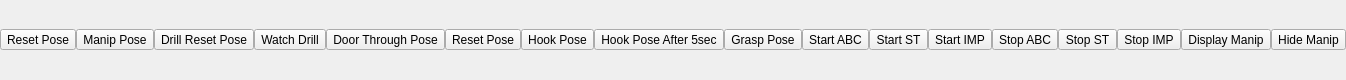
First picture: the form in jsk_2015_06_hrp_drc/drc_task_common/config/drc_teleop_interface.ui, repository jsk-ros-pkg/jsk_demos, before the edit.
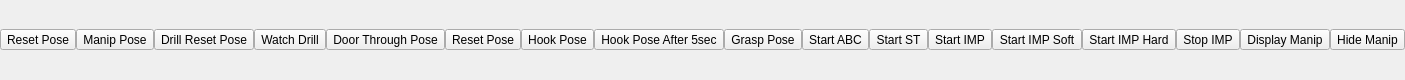
Second picture: the form after the edit.

Commit message: remove stop abc/st button and start impedance soft/hard button to rviz

```diff
--- a/jsk_2015_06_hrp_drc/drc_task_common/config/drc_teleop_interface.ui
+++ b/jsk_2015_06_hrp_drc/drc_task_common/config/drc_teleop_interface.ui
@@ -184,7 +184,7 @@
           <item>
             <widget class="QToolButton" name="hrpsys_stop_abc_button">
               <property name="text">
-                <string>Stop ABC</string>
+                <string>Start IMP Soft</string>
               </property>
               <property name="iconSize">
                 <size>
@@ -197,7 +197,7 @@
           <item>
             <widget class="QToolButton" name="hrpsys_stop_st_button">
               <property name="text">
-                <string>Stop ST</string>
+                <string>Start IMP Hard</string>
               </property>
               <property name="iconSize">
                 <size>
```
Left out of the diff: 30 changed lines with no effect on the pictures. The commit also changes 6 other files.
